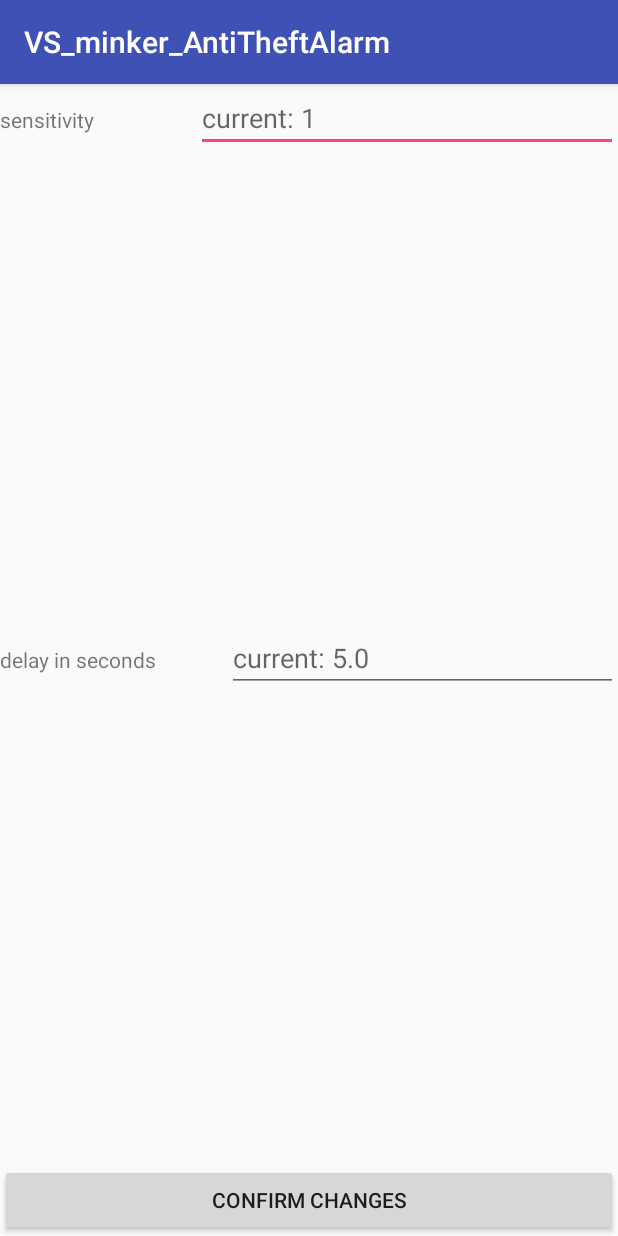
After one commit to lucidBrot/rogerReloaded, an Android app: the SettingActivity screen opened directly, with no data from a screen before it, on a phone screen of 412 x 824 dp. The commit adds this screen. Run offline under Robolectric (Android 15) with nearby library versions, the phone set to English and light mode, and no system bars.

Commit message:
added settings (stored preferences). Delay does not yet have influence

```diff
--- a/VS_minker_AntiTheftAlarm2/app/src/main/AndroidManifest.xml
+++ b/VS_minker_AntiTheftAlarm2/app/src/main/AndroidManifest.xml
@@ -16,6 +16,9 @@
                 <category android:name="android.intent.category.LAUNCHER"/>
             </intent-filter>
         </activity>
+        <activity android:name=".SettingActivity">
+
+        </activity>
         <uses-feature android:name="android.hardware.sensor.accelerometer" android:required="true" />
         <service android:name="ch.ethz.inf.vs.minker.vs_minker_antitheftalarm.AntiTheftService"></service>
     </application>
--- /dev/null
+++ b/VS_minker_AntiTheftAlarm2/app/src/main/java/ch/ethz/inf/vs/minker/vs_minker_antitheftalarm/SettingActivity.java
@@ -0,0 +1,54 @@
+package ch.ethz.inf.vs.minker.vs_minker_antitheftalarm;
+
+import android.content.Context;
+import android.content.SharedPreferences;
+import android.os.Bundle;
+import android.support.v7.app.AppCompatActivity;
+import android.view.View;
+import android.widget.Button;
+import android.widget.EditText;
+import android.widget.Toast;
+
+public class SettingActivity extends AppCompatActivity{
+
+    @Override
+    protected void onCreate(Bundle savedInstanceState) {
+        super.onCreate(savedInstanceState);
+        setContentView(R.layout.activity_settings);
+
+        Button btn = findViewById(R.id.confirm_btn);
+        btn.setOnClickListener(new View.OnClickListener() {
+            @Override
+            public void onClick(View view) {
+                SharedPreferences.Editor editor = getSharedPreferences(getString(R.string.sharedprefs) , Context.MODE_PRIVATE).edit();
+
+                EditText sens = findViewById(R.id.editText3);
+                if (!sens.getText().toString().equals("")) {
+                    int sensitivity = Integer.parseInt(sens.getText().toString());
+                    editor.putInt("sensitivity", sensitivity);
+                }
+
+                EditText del = findViewById(R.id.editText2);
+                if(!del.getText().toString().equals("")) {
+                    float delay = Float.parseFloat(del.getText().toString());
+                    editor.putFloat("delay", delay);
+                }
+
+                editor.apply();
+                toast("The changes will be applied once you restart the service");
+            }
+        });
+
+        SharedPreferences sharedPreferences = getSharedPreferences(getString(R.string.sharedprefs) , Context.MODE_PRIVATE);
+        float delay = sharedPreferences.getFloat("delay", AntiTheftService.DEFAULT_DELAY);
+        int sensitivity = sharedPreferences.getInt("sensitivity", AntiTheftService.DEFAULT_SENSITIVITY);
+        ((EditText) findViewById(R.id.editText2)).setHint("current: "+delay);
+        ((EditText) findViewById(R.id.editText3)).setHint("current: "+sensitivity);
+    }
+
+    private void toast(String msg){
+        Context context = getApplicationContext();
+        Toast toast = Toast.makeText(context, msg, Toast.LENGTH_SHORT);
+        toast.show();
+    }
+}
--- /dev/null
+++ b/VS_minker_AntiTheftAlarm2/app/src/main/res/layout/activity_settings.xml
@@ -0,0 +1,45 @@
+<?xml version="1.0" encoding="utf-8"?>
+<LinearLayout
+        xmlns:android="http://schemas.android.com/apk/res/android"
+        xmlns:tools="http://schemas.android.com/tools"
+        xmlns:app="http://schemas.android.com/apk/res-auto"
+        android:layout_width="match_parent"
+        android:layout_height="match_parent"
+        android:orientation="vertical"
+        tools:context="ch.ethz.inf.vs.minker.vs_minker_antitheftalarm.MainActivity">
+
+    <LinearLayout
+            android:orientation="horizontal"
+            android:layout_width="match_parent"
+            android:layout_height="match_parent" android:layout_weight="0.44">
+        <TextView
+                android:text="sensitivity"
+                android:layout_width="wrap_content"
+                android:layout_height="wrap_content" android:id="@+id/textView" android:layout_weight="1"/>
+        <EditText
+                android:layout_width="wrap_content"
+                android:layout_height="wrap_content"
+                android:inputType="number"
+                android:ems="10"
+                android:id="@+id/editText3" android:layout_weight="1" android:hint="default: 1"/>
+    </LinearLayout>
+    <LinearLayout
+            android:orientation="horizontal"
+            android:layout_width="match_parent"
+            android:layout_height="match_parent" android:layout_weight="0.44">
+        <TextView
+                android:layout_width="wrap_content"
+                android:layout_height="wrap_content" android:id="@+id/textView2" android:layout_weight="1"
+                android:text="delay in seconds"/>
+        <EditText
+                android:layout_width="wrap_content"
+                android:layout_height="wrap_content"
+                android:inputType="number"
+                android:ems="10"
+                android:id="@+id/editText2" android:layout_weight="1" android:hint="in seconds"/>
+    </LinearLayout>
+    <Button
+            android:text="confirm changes"
+            android:layout_width="match_parent"
+            android:layout_height="wrap_content" android:id="@+id/confirm_btn" android:layout_weight="0"/>
+</LinearLayout>
--- a/VS_minker_AntiTheftAlarm2/app/src/main/res/values/strings.xml
+++ b/VS_minker_AntiTheftAlarm2/app/src/main/res/values/strings.xml
@@ -3,4 +3,8 @@
     <string name="on">Service On</string>
     <string name="off">Service Off</string>
     <string name="settings">settings</string>
+    <string name="Three">Three</string>
+    <string name="two">Two</string>
+    <string name="one">One</string>
+    <string name="sharedprefs">sharedprefs</string>
 </resources>
```
Also changed, not shown: VS_minker_AntiTheftAlarm2/app/src/main/java/ch/ethz/inf/vs/minker/vs_minker_antitheftalarm/AntiTheftService.java (+10 -1 lines), VS_minker_AntiTheftAlarm2/app/src/main/java/ch/ethz/inf/vs/minker/vs_minker_antitheftalarm/MainActivity.java (+16 -2 lines), VS_minker_AntiTheftAlarm2/app/src/main/res/menu/my_menu.xml (added, +7 -0 lines), VS_minker_AntiTheftAlarm2/app/src/main/res/menu/popup_menu.xml (added, +16 -0 lines), VS_minker_AntiTheftAlarm2/app/src/main/res/drawable/ic_launcher.png (added).
